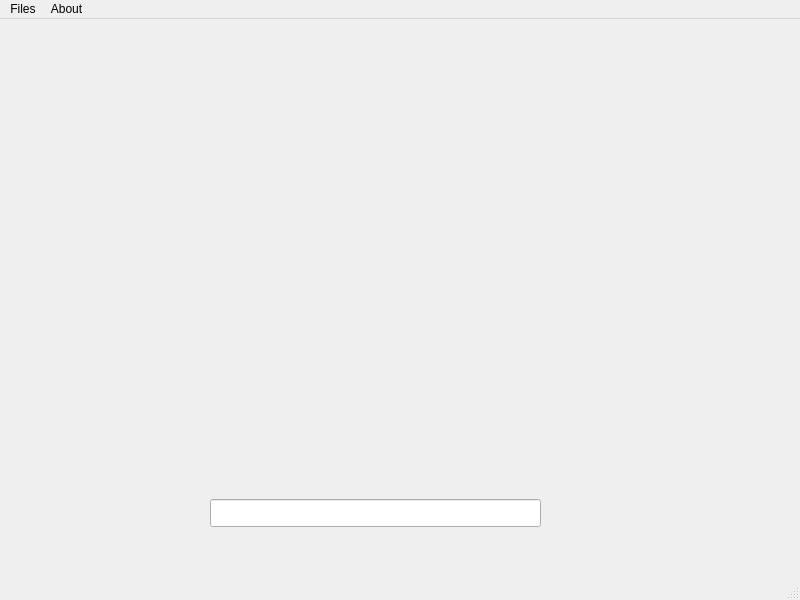
The window that mainwindow.ui (M-Byte480/CS4076-QtProject-RecipeFinder) describes before a commit, drawn with Qt 5.
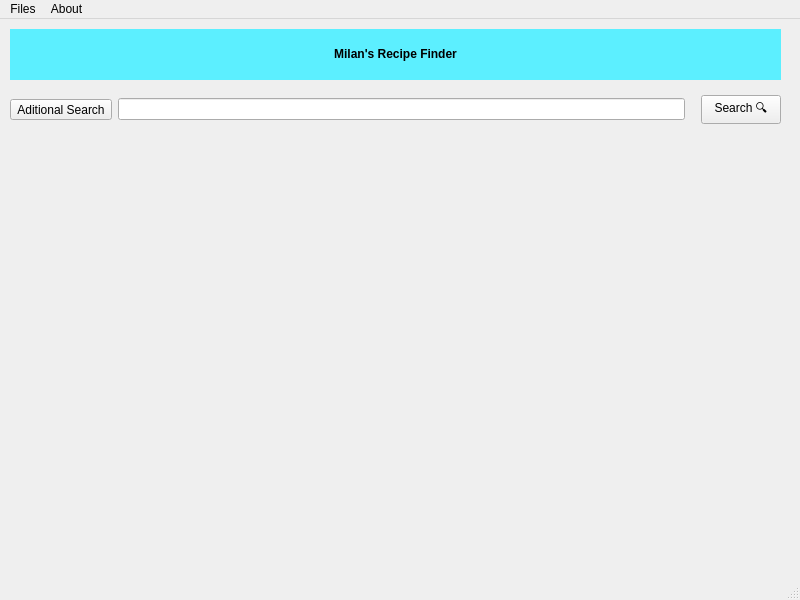
The same window after the commit. Icons and pictures are not drawn.

Commit message: Added food.cpp, Modified the mainWindow, added style and tools.

```diff
--- a/mainwindow.ui
+++ b/mainwindow.ui
@@ -14,15 +14,80 @@
    <string>MainWindow</string>
   </property>
   <widget class="QWidget" name="centralwidget">
-   <widget class="QLineEdit" name="appOutput">
+   <widget class="QWidget" name="gridLayoutWidget_2">
     <property name="geometry">
      <rect>
-      <x>210</x>
-      <y>480</y>
-      <width>331</width>
-      <height>28</height>
+      <x>10</x>
+      <y>10</y>
+      <width>771</width>
+      <height>51</height>
      </rect>
     </property>
+    <layout class="QGridLayout" name="title">
+     <item row="0" column="0">
+      <widget class="QLabel" name="milanTitle">
+       <property name="minimumSize">
+        <size>
+         <width>171</width>
+         <height>0</height>
+        </size>
+       </property>
+       <property name="styleSheet">
+        <string notr="true">background-color: rgb(92, 239, 255);
+border-color: rgb(0, 0, 0);
+color: rgb(0, 0, 0);</string>
+       </property>
+       <property name="text">
+        <string>&lt;html&gt;&lt;head/&gt;&lt;body&gt;&lt;p align=&quot;center&quot;&gt;&lt;span style=&quot; font-weight:700;&quot;&gt;Milan's Recipe Finder&lt;/span&gt;&lt;/p&gt;&lt;/body&gt;&lt;/html&gt;</string>
+       </property>
+      </widget>
+     </item>
+    </layout>
+   </widget>
+   <widget class="QWidget" name="horizontalLayoutWidget">
+    <property name="geometry">
+     <rect>
+      <x>10</x>
+      <y>70</y>
+      <width>771</width>
+      <height>41</height>
+     </rect>
+    </property>
+    <layout class="QHBoxLayout" name="searchBox">
+     <item>
+      <widget class="QToolButton" name="dropDownBox">
+       <property name="text">
+        <string>Aditional Search</string>
+       </property>
+      </widget>
+     </item>
+     <item>
+      <widget class="QLineEdit" name="appOutput"/>
+     </item>
+     <item>
+      <spacer name="horizontalSpacer">
+       <property name="orientation">
+        <enum>Qt::Horizontal</enum>
+       </property>
+       <property name="sizeType">
+        <enum>QSizePolicy::Minimum</enum>
+       </property>
+       <property name="sizeHint" stdset="0">
+        <size>
+         <width>10</width>
+         <height>0</height>
+        </size>
+       </property>
+      </spacer>
+     </item>
+     <item>
+      <widget class="QPushButton" name="searchButton">
+       <property name="text">
+        <string>Search 🔍︎</string>
+       </property>
+      </widget>
+     </item>
+    </layout>
    </widget>
   </widget>
   <widget class="QMenuBar" name="menubar">
```
Left out of the diff: 13 changed lines with no effect on the pictures. The commit also changes 21 other files.
